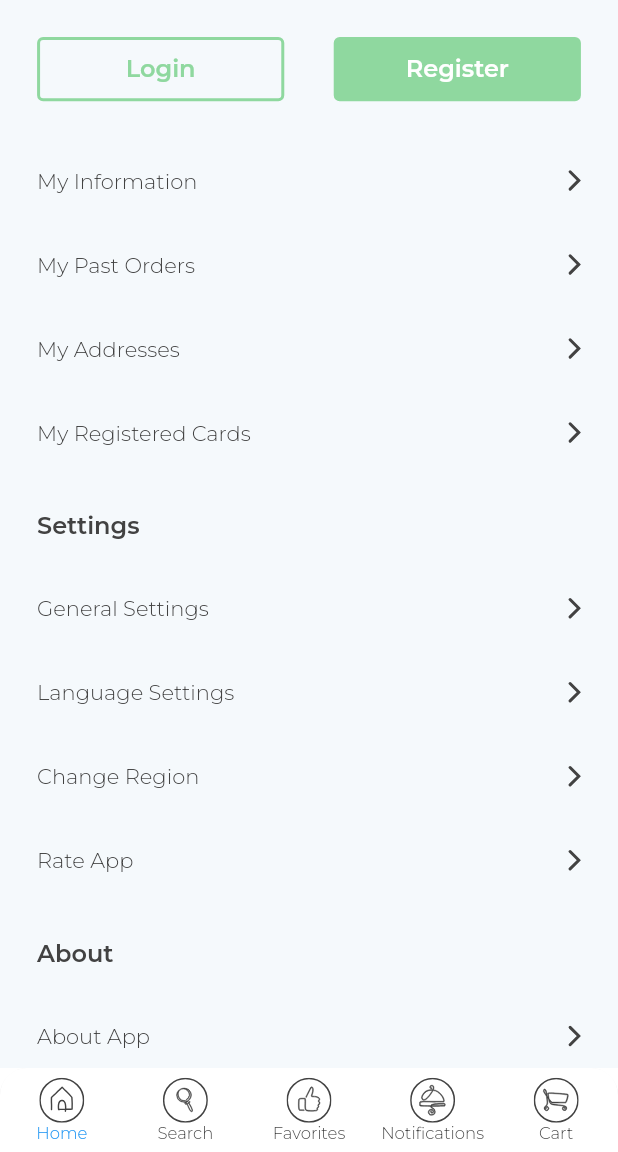
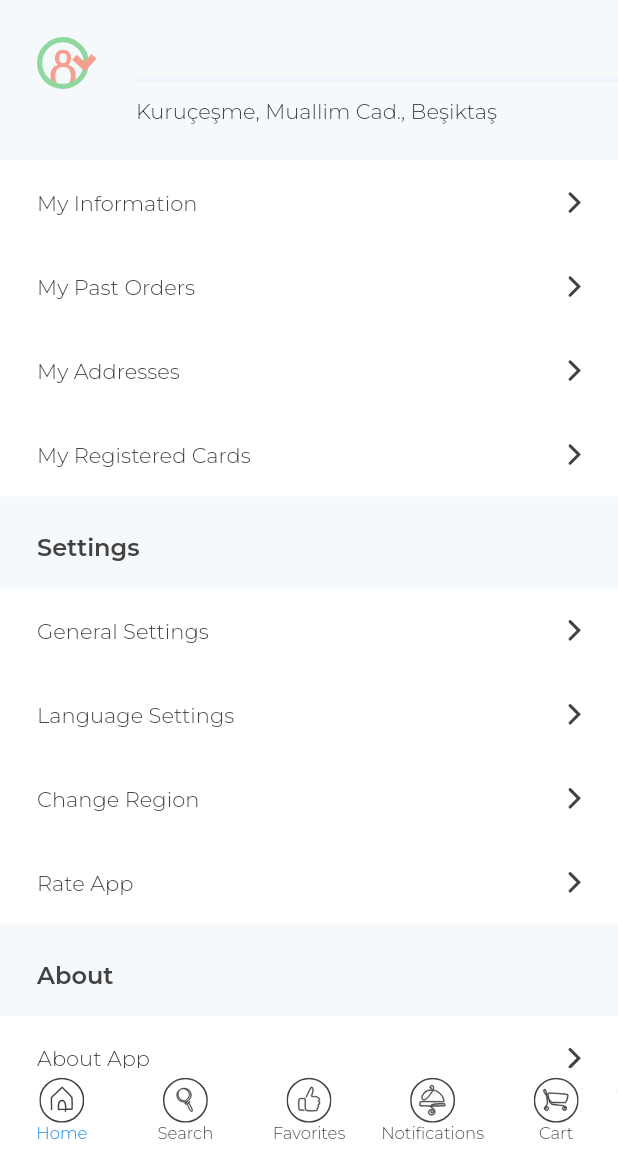
Before and after one commit to berfinyuksel/westerops, a Flutter app: the CustomDrawer screen opened directly, on a phone screen of 412 x 824 dp, the part 84-1236 px from its top. Run offline on Flutter 3.47's test engine with Material 2 defaults, Android fonts, the phone set to English and light mode, and no system bars; drawn by our look-alikes of auto_size_text; our stand-ins replace bloc, easy_localization, firebase_auth, firebase_core, flutter_bloc, flutter_svg and 7 more; missing offline and left inert: flutter_facebook_auth; accounts and stored records are empty; project files that could hold a hidden picture were left out.

Commit message:
connect backend for cart, my information, drawer screens

```diff
--- a/lib/data/shared/shared_prefs.dart
+++ b/lib/data/shared/shared_prefs.dart
@@ -18,8 +18,24 @@ class SharedPrefs {
     _prefs.setString('token', token);
   }
 
+  static Future<void> setUserId(int userId) async {
+    _prefs.setInt('userId', userId);
+  }
+
   static Future<void> setUserEmail(String email) async {
     _prefs.setString('userEmail', email);
+  }
+
+  static Future<void> setUserPhone(String phone) async {
+    _prefs.setString('userPhone', phone);
+  }
+
+  static Future<void> setUserName(String name) async {
+    _prefs.setString('userName', name);
+  }
+
+  static Future<void> setUserLastName(String lastName) async {
+    _prefs.setString('userLastName', lastName);
   }
 
   static Future<void> clearCache() async {
@@ -29,5 +45,9 @@ class SharedPrefs {
   static bool get getIsLogined => _prefs.getBool('login') ?? false;
   static bool get getIsOnboardingShown => _prefs.getBool('onboarding') ?? false;
   static String get getToken => _prefs.getString('token') ?? "";
+  static int get getUserId => _prefs.getInt('userId') ?? 0;
   static String get getUserEmail => _prefs.getString('userEmail') ?? "";
+  static String get getUserPhone => _prefs.getString('userPhone') ?? "";
+  static String get getUserName => _prefs.getString('userName') ?? "";
+  static String get getUserLastName => _prefs.getString('userLastName') ?? "";
 }
--- a/lib/presentation/widgets/scaffold/components/custom_drawer.dart
+++ b/lib/presentation/widgets/scaffold/components/custom_drawer.dart
@@ -1,4 +1,8 @@
+import 'package:dongu_mobile/data/shared/shared_prefs.dart';
+import 'package:dongu_mobile/utils/constants/image_constant.dart';
+import 'package:dongu_mobile/utils/theme/app_text_styles/app_text_styles.dart';
 import 'package:flutter/material.dart';
+import 'package:flutter_svg/svg.dart';
 
 import '../../../../utils/constants/route_constant.dart';
 import '../../../../utils/extensions/context_extension.dart';
@@ -22,41 +26,15 @@ class CustomDrawer extends StatelessWidget {
         child: CustomScaffold(
           isDrawer: true,
           title: LocaleKeys.custom_drawer_title,
-          body: Container(
-            color: AppColors.scaffoldBackgroundColor,
-            child: ListView(
+          body: ListView(
             padding: EdgeInsets.only(bottom: context.dynamicHeight(0.05)),
             children: <Widget>[
               SizedBox(
                 height: context.dynamicHeight(0.03),
               ),
               Padding(
-                  padding: EdgeInsets.only(left: context.dynamicWidht(0.06), right: context.dynamicWidht(0.06)),
-                  child: Row(
-                    children: [
-                      CustomButton(
-                        width: context.dynamicWidht(0.4),
-                        title: LocaleKeys.custom_drawer_login_button,
-                        textColor: AppColors.greenColor,
-                        color: Colors.transparent,
-                        borderColor: AppColors.greenColor,
-                        onPressed: () {
-                          Navigator.pushNamed(context, RouteConstant.LOGIN_VIEW);
-                        },
-                      ),
-                      Spacer(flex: 1),
-                      CustomButton(
-                        width: context.dynamicWidht(0.4),
-                        title: LocaleKeys.custom_drawer_register_button,
-                        textColor: Colors.white,
-                        color: AppColors.greenColor,
-                        borderColor: AppColors.greenColor,
-                        onPressed: () {
-                          Navigator.pushNamed(context, RouteConstant.REGISTER_VIEW);
-                        },
-                      ),
-                    ],
-                  ),
+                padding: EdgeInsets.only(left: context.dynamicWidht(0.06)),
+                child: SharedPrefs.getIsLogined ? buildLoginedProfile(context) : buildAuthButtons(context),
               ),
               SizedBox(
                 height: context.dynamicHeight(0.03),
@@ -132,11 +110,99 @@ class CustomDrawer extends StatelessWidget {
                   Navigator.pushNamed(context, RouteConstant.FOOD_WASTE_VIEW);
                 },
               ),
+              SizedBox(
+                height: context.dynamicHeight(0.04),
+              ),
+              Visibility(visible: SharedPrefs.getIsLogined, child: buildLogoutButton(context)),
             ],
-            ),
           ),
         ),
       ),
     );
   }
+
+  Padding buildLogoutButton(BuildContext context) {
+    return Padding(
+      padding: EdgeInsets.symmetric(horizontal: context.dynamicWidht(0.06)),
+      child: CustomButton(
+        width: double.infinity,
+        title: "Çıkış Yap",
+        color: Colors.transparent,
+        borderColor: AppColors.greenColor,
+        textColor: AppColors.greenColor,
+        onPressed: () {
+          SharedPrefs.clearCache();
+          Navigator.pushReplacementNamed(context, RouteConstant.CUSTOM_SCAFFOLD);
+        },
+      ),
+    );
   }
+
+  Row buildLoginedProfile(BuildContext context) {
+    return Row(
+      crossAxisAlignment: CrossAxisAlignment.start,
+      mainAxisAlignment: MainAxisAlignment.spaceBetween,
+      children: [
+        SvgPicture.asset(
+          ImageConstant.COMMONS_PROFILE_ICON,
+          height: context.dynamicHeight(0.042),
+        ),
+        Column(
+          crossAxisAlignment: CrossAxisAlignment.start,
+          children: [
+            Text(
+              "${SharedPrefs.getUserName} ${SharedPrefs.getUserLastName}",
+              style: AppTextStyles.bodyTitleStyle,
+            ),
+            SizedBox(
+              height: context.dynamicHeight(0.008),
+            ),
+            Container(
+              height: context.dynamicHeight(0.004),
+              width: context.dynamicWidht(0.78),
+              color: AppColors.borderAndDividerColor,
+            ),
+            SizedBox(
+              height: context.dynamicHeight(0.013),
+            ),
+            Text(
+              "Kuruçeşme, Muallim Cad., Beşiktaş",
+              style: AppTextStyles.bodyTextStyle,
+            ),
+          ],
+        )
+      ],
+    );
+  }
+
+  Padding buildAuthButtons(BuildContext context) {
+    return Padding(
+      padding: EdgeInsets.only(right: context.dynamicWidht(0.06)),
+      child: Row(
+        children: [
+          CustomButton(
+            width: context.dynamicWidht(0.4),
+            title: LocaleKeys.custom_drawer_login_button,
+            textColor: AppColors.greenColor,
+            color: Colors.transparent,
+            borderColor: AppColors.greenColor,
+            onPressed: () {
+              Navigator.pushReplacementNamed(context, RouteConstant.LOGIN_VIEW);
+            },
+          ),
+          Spacer(flex: 1),
+          CustomButton(
+            width: context.dynamicWidht(0.4),
+            title: LocaleKeys.custom_drawer_register_button,
+            textColor: Colors.white,
+            color: AppColors.greenColor,
+            borderColor: AppColors.greenColor,
+            onPressed: () {
+              Navigator.pushNamed(context, RouteConstant.REGISTER_VIEW);
+            },
+          ),
+        ],
+      ),
+    );
+  }
+}
--- a/lib/utils/constants/image_constant.dart
+++ b/lib/utils/constants/image_constant.dart
@@ -1,5 +1,6 @@
 class ImageConstant {
   static const COMMONS_FORWARD_ICON = "assets/images/commons/forward_icon.svg";
+  static const COMMONS_PROFILE_ICON = "assets/images/commons/profile_icon.svg";
   static const COMMONS_WARNING_ICON = "assets/images/commons/warning_icon.svg";
   static const COMMONS_CHECK_ICON = "assets/images/commons/check_icon.svg";
   static const COMMONS_DRAWER_ICON = "assets/images/commons/drawer_icon.svg";
```
Also changed, not shown: lib/data/repositories/order_repository.dart (+21 -0 lines), lib/data/repositories/user_authentication_repository.dart (+30 -0 lines), lib/logic/cubits/order_cubit/order_cubit.dart (+10 -0 lines), lib/logic/cubits/user_auth_cubit/user_auth_cubit.dart (+10 -0 lines), lib/presentation/screens/cart_view/cart_view.dart (+22 -5 lines), lib/presentation/screens/login_view/login_view.dart (+6 -23 lines), lib/presentation/screens/my_information_view/my_information_view.dart (+8 -5 lines), lib/presentation/widgets/restaurant_info_list_tile/restaurant_info_list_tile.dart (+4 -6 lines), assets/images/commons/profile_icon.svg (added). Lines whose indentation alone changed are shown as unchanged.
